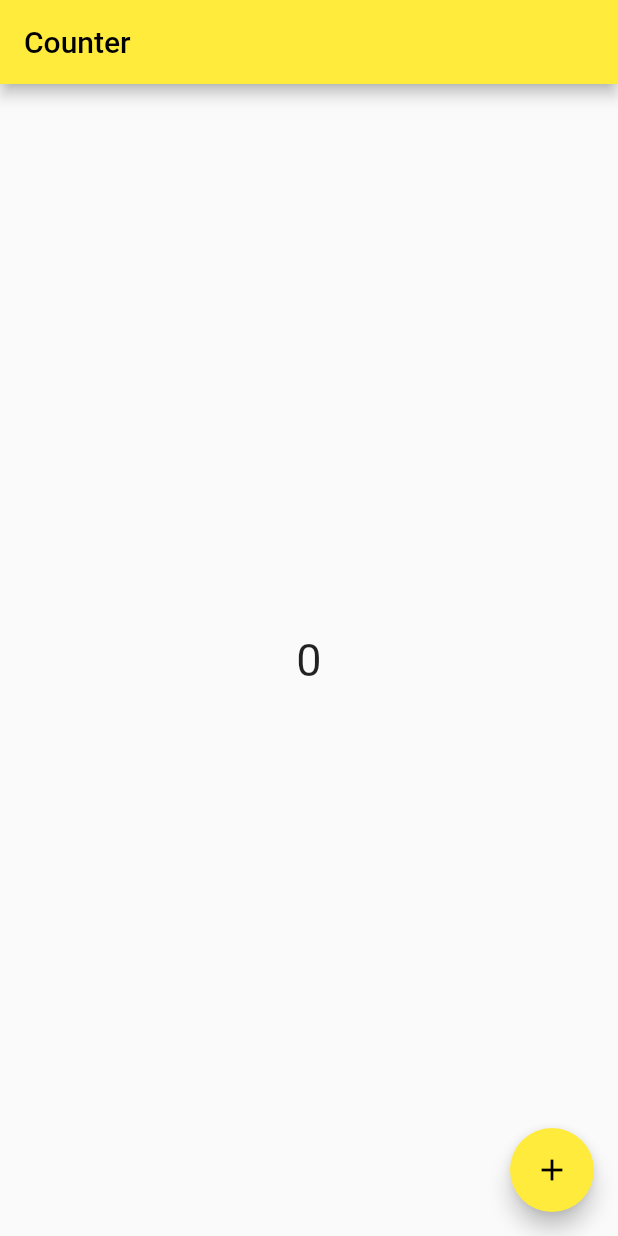
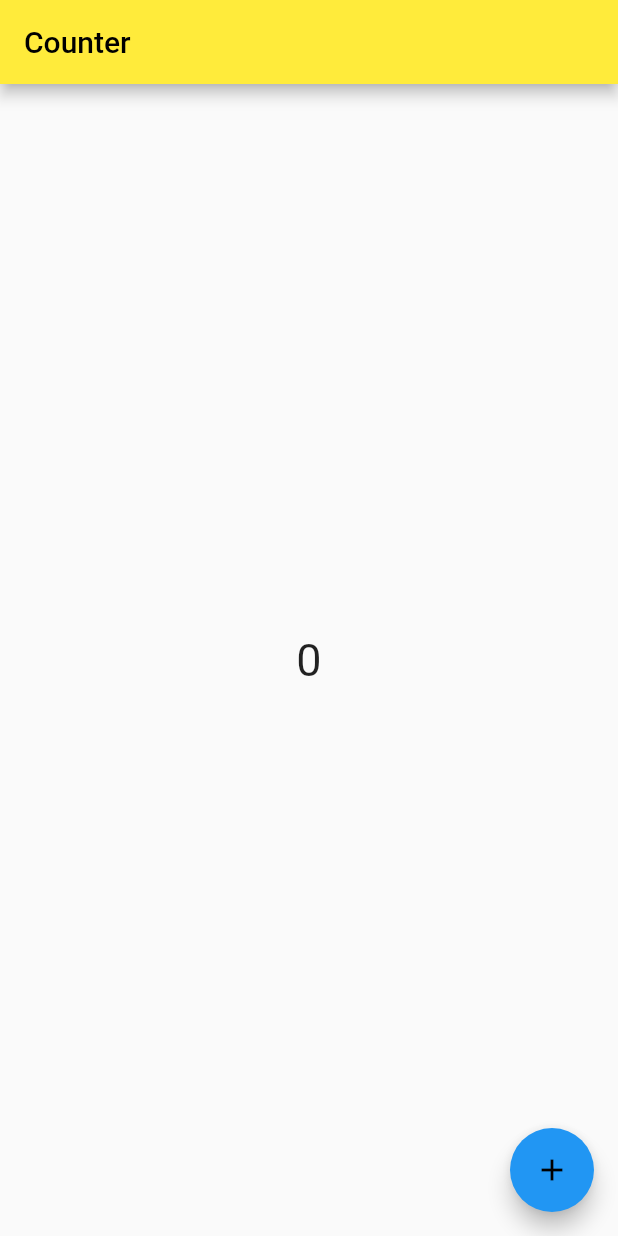
Before and after one commit to kael198/chat_app, a Flutter app: the screen it shows after launch, on a phone screen of 412 x 824 dp. Run offline on Flutter 3.47's test engine with Material 2 defaults, Android fonts, the phone set to English and light mode, and no system bars.

Commit message:
Widget variables vs. state variables

```diff
--- a/lib/demo/counter_stateful_demo.dart
+++ b/lib/demo/counter_stateful_demo.dart
@@ -1,14 +1,13 @@
 import 'package:flutter/material.dart';
 
 class CounterStateful extends StatefulWidget {
-  const CounterStateful({Key? key}) : super(key: key);
+  //Widget variables should be final
+  final Color buttonColor;
+
+  CounterStateful({Key? key, required this.buttonColor}) : super(key: key);
 
   @override
-  State<CounterStateful> createState() {
-    State<CounterStateful> stateClassAssociatedWithThisWidget =
-        _CounterStatefulState();
-    return stateClassAssociatedWithThisWidget;
-  }
+  State<CounterStateful> createState() => _CounterStatefulState();
 }
 
 class _CounterStatefulState extends State<CounterStateful> {
@@ -28,6 +27,7 @@ class _CounterStatefulState extends State<CounterStateful> {
           title: Text('Counter'),
         ),
         floatingActionButton: FloatingActionButton(
+          backgroundColor: widget.buttonColor,
           child: Icon(Icons.add),
           onPressed: () {
             increment();
--- a/lib/main.dart
+++ b/lib/main.dart
@@ -13,7 +13,7 @@ class ChatApp extends StatelessWidget {
     return MaterialApp(
       title: "Chat App",
       theme: ThemeData(primarySwatch: Colors.yellow),
-      home: const CounterStateful(),
+      home: CounterStateful(buttonColor: Colors.blue),
     );
   }
 }
```
